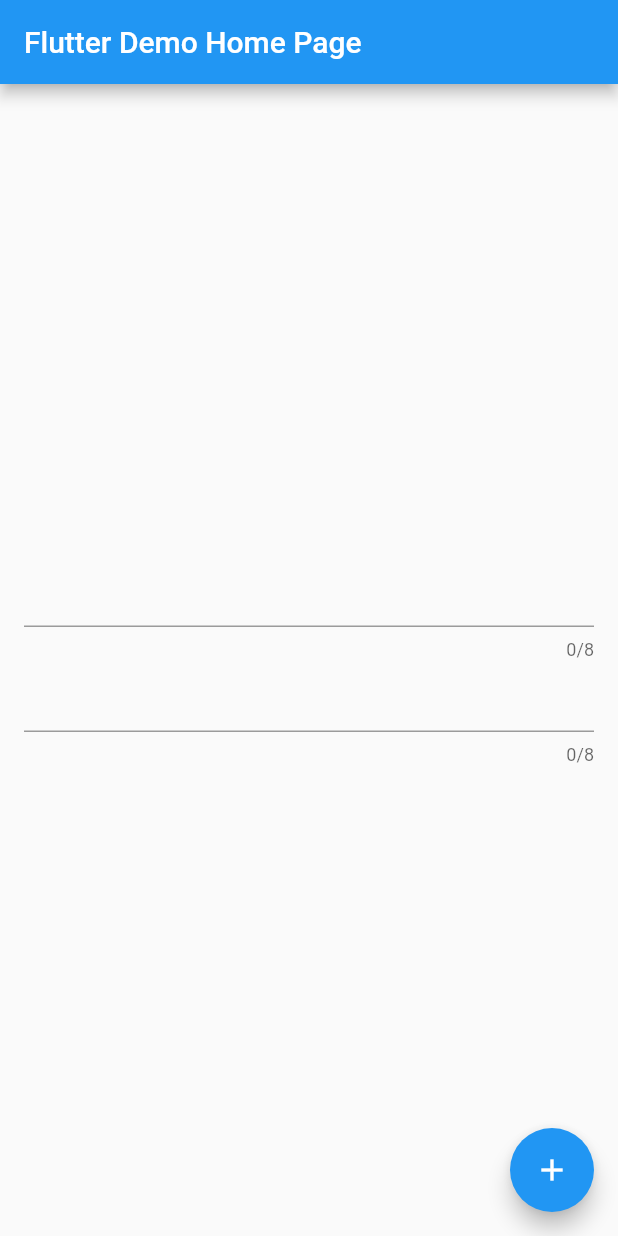
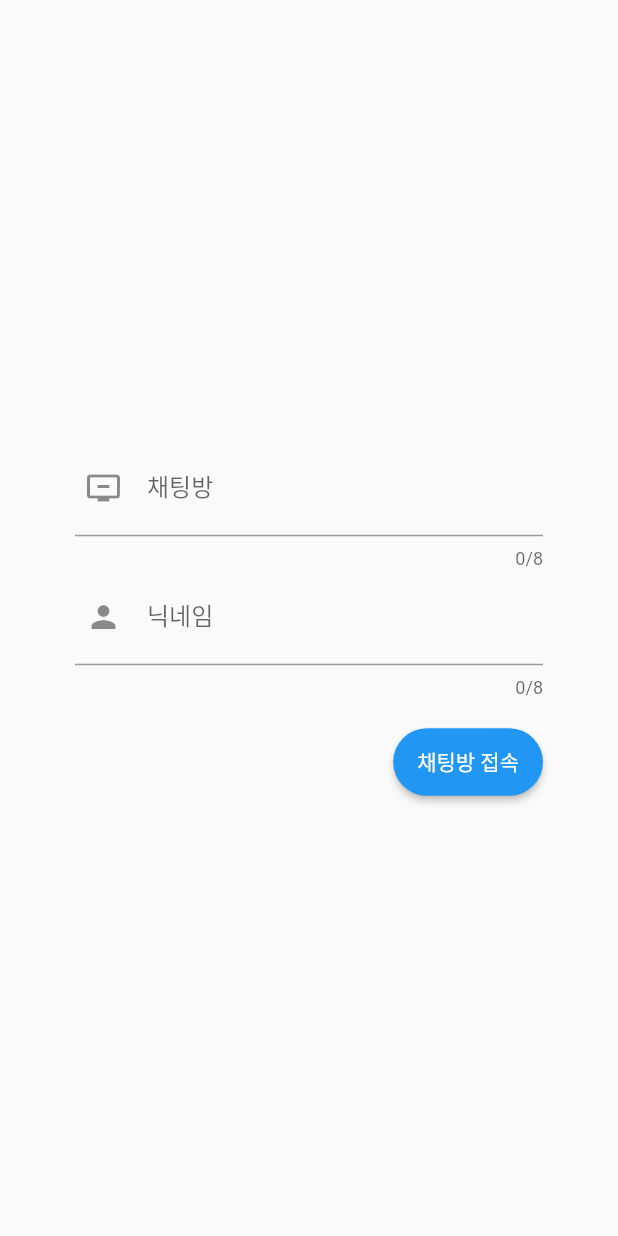
Before and after one commit to song011794/Flutter-WebRTC, a Flutter app: the screen it shows after launch, on a phone screen of 412 x 824 dp. Run offline on Flutter 3.47's test engine with Material 2 defaults, Android fonts, the phone set to English and light mode, and no system bars; our stand-ins replace flutter_bloc, flutter_dotenv, freezed_annotation, socket_io_client; missing offline and left inert: flutter_webrtc; network calls fail.

Commit message:
feature : 채팅방 입장 Page 구현 중
1. 채팅방 입장 Page 구현 중
2. 불필요한 파일 삭제

```diff
--- a/lib/main.dart
+++ b/lib/main.dart
@@ -4,8 +4,9 @@ import 'package:flutter/material.dart';
 import 'package:flutter_bloc/flutter_bloc.dart';
 
 import 'package:flutter_dotenv/flutter_dotenv.dart';
+import 'package:webrtc/pages/login_page.dart';
 
-import 'package:webrtc/web_rtc_page.dart';
+import 'package:webrtc/pages/web_rtc_page.dart';
 
 import 'bloc/chat/chat_bloc.dart';
 import 'bloc/socket/socket_bloc.dart';
@@ -39,77 +40,75 @@ class MyApp extends StatelessWidget {
       theme: ThemeData(
         primarySwatch: Colors.blue,
       ),
-      home: const MyHomePage(title: 'Flutter Demo Home Page'),
+      home: const LoginPage(),
     );
   }
 }
 
-class MyHomePage extends StatefulWidget {
-  const MyHomePage({super.key, required this.title});
-  final String title;
+// class MyHomePage extends StatefulWidget {
+//   const MyHomePage({super.key, required this.title});
+//   final String title;
 
-  @override
-  State<MyHomePage> createState() => _MyHomePageState();
-}
+//   @override
+//   State<MyHomePage> createState() => _MyHomePageState();
+// }
 
-class _MyHomePageState extends State<MyHomePage> {
-  final _room = ValueNotifier<String>('');
-  final _nickName = ValueNotifier<String>('');
+// class _MyHomePageState extends State<MyHomePage> {
+//   final _room = ValueNotifier<String>('');
+//   final _nickName = ValueNotifier<String>('');
 
-  void _incrementCounter() {
-    // Navigator.push(
-    //     context, MaterialPageRoute(builder: (context) => WebRTCPage()));
+//   void _incrementCounter() {
 
-    Navigator.push(
-        context,
-        MaterialPageRoute(
-            builder: (context) => WebRTCPage2(
-                  roomId: _room.value,
-                  nickName: _nickName.value,
-                )));
-  }
+//     Navigator.push(
+//         context,
+//         MaterialPageRoute(
+//             builder: (context) => WebRTCPage2(
+//                   roomId: _room.value,
+//                   nickName: _nickName.value,
+//                 )));
+//   }
 
-  @override
-  Widget build(BuildContext context) {
-    // context.watch<SocketBloc>();
-    return Scaffold(
-      appBar: AppBar(
-        title: Text(widget.title),
-      ),
-      body: Container(
-        padding: EdgeInsets.symmetric(horizontal: 16),
-        child: Column(
-          mainAxisAlignment: MainAxisAlignment.center,
-          children: [
-            ValueListenableBuilder(
-              valueListenable: _room,
-              builder: (BuildContext context, value, Widget? child) =>
-                  TextField(
-                onChanged: (value) => _room.value = value,
-                onSubmitted: (value) => _room.value = value,
-                maxLength: 8,
-              ),
-            ),
-            ValueListenableBuilder(
-              valueListenable: _nickName,
-              builder: (BuildContext context, value, Widget? child) =>
-                  TextField(
-                onChanged: (value) => _nickName.value = value,
-                onSubmitted: (value) => _nickName.value = value,
-                maxLength: 8,
-              ),
-            ),
-          ],
-        ),
-      ),
-      floatingActionButton: FloatingActionButton(
-        onPressed: _incrementCounter,
-        tooltip: 'Increment',
-        child: const Icon(Icons.add),
-      ),
-    );
-  }
-}
+//   @override
+//   Widget build(BuildContext context) {
+//     // context.watch<SocketBloc>();
+//     return Scaffold(
+//       appBar: AppBar(
+//         title: Text(widget.title),
+//       ),
+//       body: Container(
+//         padding: EdgeInsets.symmetric(horizontal: 16),
+//         child: Column(
+//           mainAxisAlignment: MainAxisAlignment.center,
+//           children: [
+//             ValueListenableBuilder(
+//               valueListenable: _room,
+//               builder: (BuildContext context, value, Widget? child) =>
+//                   TextField(
+//                 onChanged: (value) => _room.value = value,
+//                 onSubmitted: (value) => _room.value = value,
+//                 maxLength: 8,
+//               ),
+//             ),
+//             ValueListenableBuilder(
+//               valueListenable: _nickName,
+//               builder: (BuildContext context, value, Widget? child) =>
+//                   TextField(
+//                 onChanged: (value) => _nickName.value = value,
+//                 onSubmitted: (value) => _nickName.value = value,
+//                 maxLength: 8,
+//               ),
+//             ),
+//           ],
+//         ),
+//       ),
+//       floatingActionButton: FloatingActionButton(
+//         onPressed: _incrementCounter,
+//         tooltip: 'Increment',
+//         child: const Icon(Icons.add),
+//       ),
+//     );
+//   }
+// }
 
 class MyHttpOverrides extends HttpOverrides {
   @override
--- /dev/null
+++ b/lib/pages/login_page.dart
@@ -0,0 +1,76 @@
+import 'package:flutter/material.dart';
+
+class LoginPage extends StatefulWidget {
+  const LoginPage({Key? key}) : super(key: key);
+
+  @override
+  _LoginPageState createState() => _LoginPageState();
+}
+
+class _LoginPageState extends State<LoginPage> {
+  final roomIdNotifier = ValueNotifier('');
+  final nickNameNotifier = ValueNotifier('');
+
+  @override
+  Widget build(BuildContext context) {
+    return Material(
+      child: Padding(
+        padding: const EdgeInsets.all(50.0),
+        child: Center(
+            child: Column(
+          mainAxisAlignment: MainAxisAlignment.center,
+          children: [
+            ValueListenableBuilder(
+              valueListenable: roomIdNotifier,
+              builder: (context, value, child) => TextField(
+                  onChanged: (value) => roomIdNotifier.value = value,
+                  maxLength: 8,
+                  decoration: const InputDecoration(
+                    labelText: '채팅방',
+                    hintText: '채팅방을 입력해주세요.',
+                    prefixIcon: Padding(
+                      padding: EdgeInsets.only(right: 10),
+                      child: Icon(Icons.remove_from_queue),
+                    ),
+                  )),
+            ),
+            ValueListenableBuilder(
+              valueListenable: nickNameNotifier,
+              builder: (context, value, child) => TextField(
+                  onChanged: (value) => nickNameNotifier.value = value,
+                  maxLength: 8,
+                  decoration: const InputDecoration(
+                    labelText: '닉네임',
+                    hintText: '닉네임을 입력해주세요.',
+                    prefixIcon: Padding(
+                      padding: EdgeInsets.only(right: 10),
+                      child: Icon(Icons.person),
+                    ),
+                  )),
+            ),
+            Padding(
+              padding: const EdgeInsets.only(top: 20),
+              child: Row(
+                mainAxisAlignment: MainAxisAlignment.end,
+                children: [
+                  SizedBox(
+                    height: 45,
+                    child: ElevatedButton(
+                      onPressed: () => {},
+                      child: Text('채팅방 접속'),
+                      style: ElevatedButton.styleFrom(
+                        shape: RoundedRectangleBorder(
+                          borderRadius: BorderRadius.circular(30.0),
+                        ),
+                      ),
+                    ),
+                  )
+                ],
+              ),
+            )
+          ],
+        )),
+      ),
+    );
+  }
+}
--- a/lib/web_rtc_page.dart
+++ b/lib/pages/web_rtc_page.dart
@@ -1,7 +1,7 @@
 import 'package:flutter/material.dart';
 
-import 'component/chat.dart';
-import 'component/web_rtc_render.dart';
+import '../component/chat.dart';
+import '../component/web_rtc_render.dart';
 
 class WebRTCPage2 extends StatefulWidget {
   final String roomId;
```
Also changed, not shown: lib/webrtc_bloc.dart (deleted, +0 -164 lines), lib/webrtc_page.dart (deleted, +0 -190 lines).
